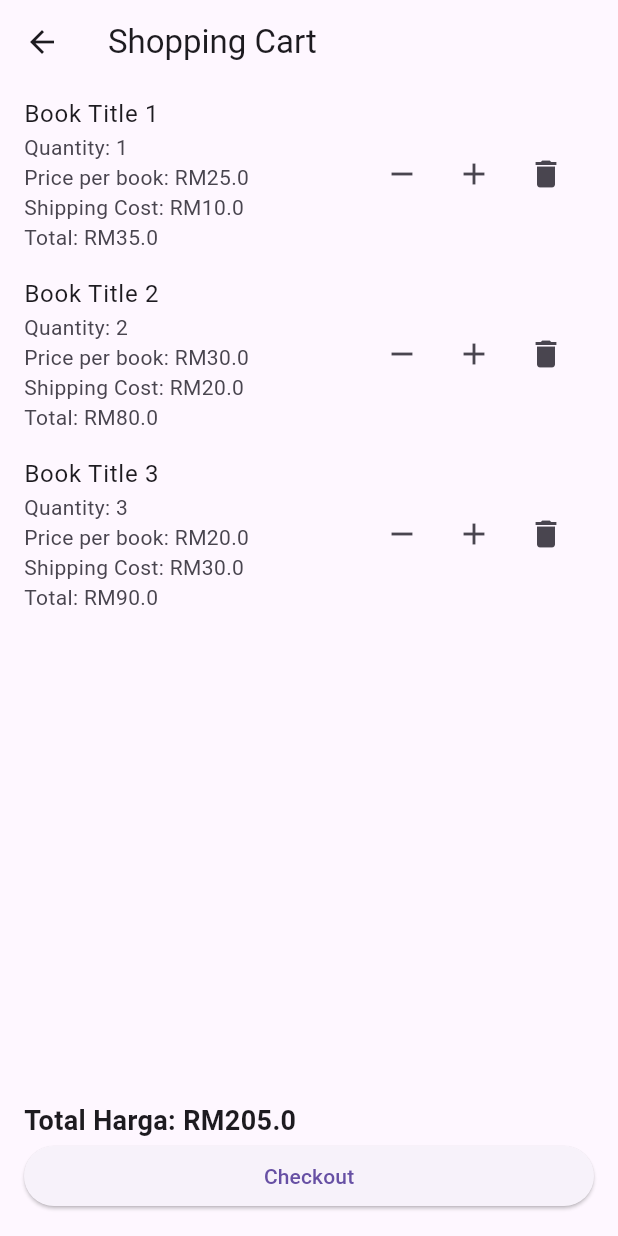
After one commit to ditooard/mybookassignment, a Flutter app: the LoadCartPage screen opened directly, on a phone screen of 412 x 824 dp. The commit adds this screen. Run offline on Flutter 3.47's test engine with Material 3 defaults, Android fonts, the phone set to English and light mode, and no system bars; our stand-ins replace image_cropper, image_picker, shared_preferences; accounts and stored records are empty; network calls fail.

Commit message:
update #5

```diff
--- a/lib/shared/myserverconfig.dart
+++ b/lib/shared/myserverconfig.dart
@@ -1,3 +1,3 @@
 class MyServerConfig {
-  static const String server = "http://192.168.1.4";
+  static const String server = "http://192.168.18.99";
 }
--- /dev/null
+++ b/lib/views/cartpage.dart
@@ -0,0 +1,133 @@
+import 'package:flutter/material.dart';
+
+class LoadCartPage extends StatefulWidget {
+  @override
+  _LoadCartPageState createState() => _LoadCartPageState();
+}
+
+class _LoadCartPageState extends State<LoadCartPage> {
+  List<Books> booksInCart = [
+    Books("Book Title 1", 1, 25.0),
+    Books("Book Title 2", 2, 30.0),
+    Books("Book Title 3", 3, 20.0),
+  ];
+
+  @override
+  Widget build(BuildContext context) {
+    return Scaffold(
+      appBar: AppBar(
+        title: Text("Shopping Cart"),
+      ),
+      body: ListView.builder(
+        itemCount: booksInCart.length,
+        itemBuilder: (context, index) {
+          return ListTile(
+            title: Text(booksInCart[index].title),
+            subtitle: Column(
+              crossAxisAlignment: CrossAxisAlignment.start,
+              children: [
+                Text("Quantity: ${booksInCart[index].quantity}"),
+                Text("Price per book: RM${booksInCart[index].price}"),
+                Text(
+                    "Shipping Cost: RM${calculateShippingCost(booksInCart[index].quantity)}"),
+                Text("Total: RM${calculateTotalPrice(index)}"),
+              ],
+            ),
+            trailing: Row(
+              mainAxisSize: MainAxisSize.min,
+              children: [
+                IconButton(
+                  icon: Icon(Icons.remove),
+                  onPressed: () {
+                    // Fungsi untuk mengurangi jumlah buku dari keranjang
+                    decrementQuantity(index);
+                  },
+                ),
+                IconButton(
+                  icon: Icon(Icons.add),
+                  onPressed: () {
+                    // Fungsi untuk menambah jumlah buku dari keranjang
+                    incrementQuantity(index);
+                  },
+                ),
+                IconButton(
+                  icon: Icon(Icons.delete),
+                  onPressed: () {
+                    // Fungsi untuk menghapus buku dari keranjang
+                    removeBook(index);
+                  },
+                ),
+              ],
+            ),
+          );
+        },
+      ),
+      bottomNavigationBar: Container(
+        padding: EdgeInsets.all(16.0),
+        child: Column(
+          mainAxisSize: MainAxisSize.min,
+          crossAxisAlignment: CrossAxisAlignment.stretch,
+          children: [
+            Text(
+              "Total Harga: RM${calculateTotalPriceWithShipping()}",
+              style: TextStyle(fontSize: 18.0, fontWeight: FontWeight.bold),
+            ),
+            ElevatedButton(
+              onPressed: () {
+                // Fungsi untuk melanjutkan ke proses pembayaran atau tindakan selanjutnya
+                // bisa ditambahkan di sini
+              },
+              child: Text("Checkout"),
+            ),
+          ],
+        ),
+      ),
+    );
+  }
+
+  double calculateTotalPrice(int index) {
+    double total = (booksInCart[index].quantity * booksInCart[index].price) +
+        calculateShippingCost(booksInCart[index].quantity);
+    return total;
+  }
+
+  double calculateShippingCost(int quantity) {
+    return 10.0 * quantity; // Ongkos kirim RM10 per buku
+  }
+
+  double calculateTotalPriceWithShipping() {
+    double totalPrice = 0.0;
+    for (var book in booksInCart) {
+      totalPrice += calculateTotalPrice(booksInCart.indexOf(book));
+    }
+    return totalPrice;
+  }
+
+  void removeBook(int index) {
+    setState(() {
+      booksInCart.removeAt(index);
+    });
+  }
+
+  void incrementQuantity(int index) {
+    setState(() {
+      booksInCart[index].quantity++;
+    });
+  }
+
+  void decrementQuantity(int index) {
+    if (booksInCart[index].quantity > 1) {
+      setState(() {
+        booksInCart[index].quantity--;
+      });
+    }
+  }
+}
+
+class Books {
+  final String title;
+  int quantity;
+  final double price;
+
+  Books(this.title, this.quantity, this.price);
+}
--- a/lib/views/mainpage.dart
+++ b/lib/views/mainpage.dart
@@ -7,6 +7,7 @@ import 'package:mybookassignment/models/user.dart';
 import 'package:mybookassignment/shared/mydrawer.dart';
 import 'package:mybookassignment/shared/myserverconfig.dart';
 import 'package:mybookassignment/views/bookdetails.dart';
+import 'package:mybookassignment/views/cartpage.dart';
 import 'package:mybookassignment/views/newbookpage.dart';
 import 'package:flutter/material.dart';
 import 'package:http/http.dart' as http;
@@ -175,11 +176,26 @@ class _MainPageState extends State<MainPage> {
                 ],
               ),
       ),
-      // floatingActionButton: FloatingActionButton(
-      //   onPressed: newBook,
-      //   child: const Icon(Icons.add),
-      // ),
+      floatingActionButton: FloatingActionButton(
+        onPressed: loadChart,
+        child: const Icon(Icons.shopping_cart),
+      ),
     );
+  }
+
+  void loadChart() {
+    // if (widget.userdata.userid.toString() == "0" ||
+    //     widget.userdata.username.toString() == "Unregistered") {
+    //   ScaffoldMessenger.of(context).showSnackBar(const SnackBar(
+    //     content: Text("Please register an account"),
+    //     backgroundColor: Colors.red,
+    //   ));
+    // } else {
+      Navigator.push(
+        context,
+        MaterialPageRoute(builder: (context) => LoadCartPage()),
+      );
+    // }
   }
 
   void newBook() {
```
